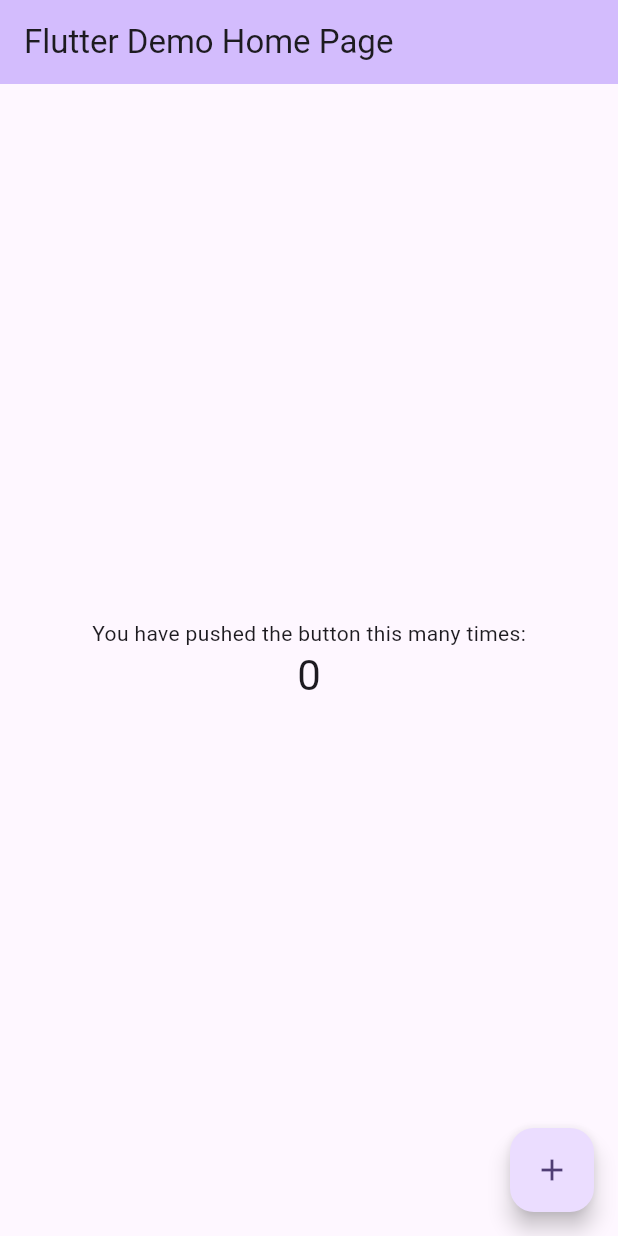
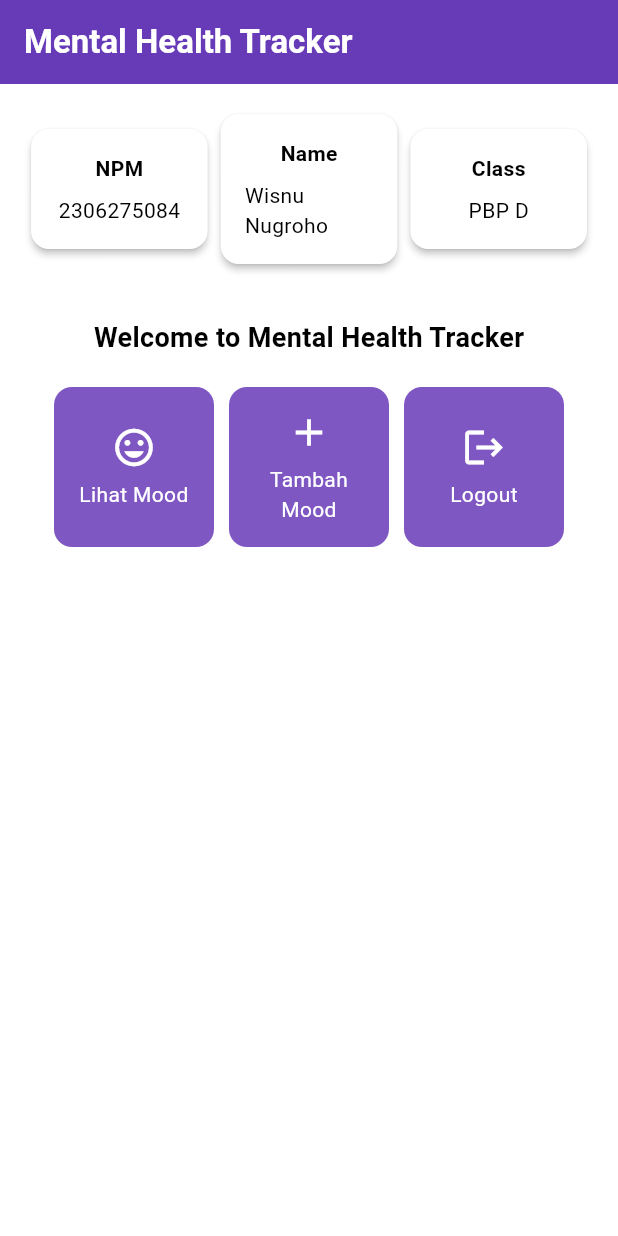
Before and after one commit to wsnugroho/mental-health-tracker-mobile, a Flutter app: the screen it shows after launch, on a phone screen of 412 x 824 dp. Run offline on Flutter 3.47's test engine with Material 3 defaults, Android fonts, the phone set to English and light mode, and no system bars.

Commit message:
feat: tutorial 6

```diff
--- a/lib/main.dart
+++ b/lib/main.dart
@@ -1,4 +1,5 @@
 import 'package:flutter/material.dart';
+import 'package:mental_health_tracker/menu.dart';
 
 void main() {
   runApp(const MyApp());
@@ -28,98 +29,12 @@
         //
         // This works for code too, not just values: Most code changes can be
         // tested with just a hot reload.
-        colorScheme: ColorScheme.fromSeed(seedColor: Colors.deepPurple),
+        colorScheme: ColorScheme.fromSwatch(
+          primarySwatch: Colors.deepPurple,
+        ).copyWith(secondary: Colors.deepPurple[400]),
         useMaterial3: true,
       ),
-      home: const MyHomePage(title: 'Flutter Demo Home Page'),
+      home: MyHomePage(),
     );
   }
 }
-
-class MyHomePage extends StatefulWidget {
-  const MyHomePage({super.key, required this.title});
-
-  // This widget is the home page of your application. It is stateful, meaning
-  // that it has a State object (defined below) that contains fields that affect
-  // how it looks.
-
-  // This class is the configuration for the state. It holds the values (in this
-  // case the title) provided by the parent (in this case the App widget) and
-  // used by the build method of the State. Fields in a Widget subclass are
-  // always marked "final".
-
-  final String title;
-
-  @override
-  State<MyHomePage> createState() => _MyHomePageState();
-}
-
-class _MyHomePageState extends State<MyHomePage> {
-  int _counter = 0;
-
-  void _incrementCounter() {
-    setState(() {
-      // This call to setState tells the Flutter framework that something has
-      // changed in this State, which causes it to rerun the build method below
-      // so that the display can reflect the updated values. If we changed
-      // _counter without calling setState(), then the build method would not be
-      // called again, and so nothing would appear to happen.
-      _counter++;
-    });
-  }
-
-  @override
-  Widget build(BuildContext context) {
-    // This method is rerun every time setState is called, for instance as done
-    // by the _incrementCounter method above.
-    //
-    // The Flutter framework has been optimized to make rerunning build methods
-    // fast, so that you can just rebuild anything that needs updating rather
-    // than having to individually change instances of widgets.
-    return Scaffold(
-      appBar: AppBar(
-        // TRY THIS: Try changing the color here to a specific color (to
-        // Colors.amber, perhaps?) and trigger a hot reload to see the AppBar
-        // change color while the other colors stay the same.
-        backgroundColor: Theme.of(context).colorScheme.inversePrimary,
-        // Here we take the value from the MyHomePage object that was created by
-        // the App.build method, and use it to set our appbar title.
-        title: Text(widget.title),
-      ),
-      body: Center(
-        // Center is a layout widget. It takes a single child and positions it
-        // in the middle of the parent.
-        child: Column(
-          // Column is also a layout widget. It takes a list of children and
-          // arranges them vertically. By default, it sizes itself to fit its
-          // children horizontally, and tries to be as tall as its parent.
-          //
-          // Column has various properties to control how it sizes itself and
-          // how it positions its children. Here we use mainAxisAlignment to
-          // center the children vertically; the main axis here is the vertical
-          // axis because Columns are vertical (the cross axis would be
-          // horizontal).
-          //
-          // TRY THIS: Invoke "debug painting" (choose the "Toggle Debug Paint"
-          // action in the IDE, or press "p" in the console), to see the
-          // wireframe for each widget.
-          mainAxisAlignment: MainAxisAlignment.center,
-          children: <Widget>[
-            const Text(
-              'You have pushed the button this many times:',
-            ),
-            Text(
-              '$_counter',
-              style: Theme.of(context).textTheme.headlineMedium,
-            ),
-          ],
-        ),
-      ),
-      floatingActionButton: FloatingActionButton(
-        onPressed: _incrementCounter,
-        tooltip: 'Increment',
-        child: const Icon(Icons.add),
-      ), // This trailing comma makes auto-formatting nicer for build methods.
-    );
-  }
-}
--- /dev/null
+++ b/lib/menu.dart
@@ -0,0 +1,187 @@
+import 'package:flutter/material.dart';
+
+class MyHomePage extends StatelessWidget {
+  MyHomePage({super.key});
+
+  final String npm = '2306275084'; // NPM
+  final String name = 'Wisnu Nugroho'; // Nama
+  final String className = 'PBP D'; // Kelas
+
+  final List<ItemHomepage> items = [
+    ItemHomepage("Lihat Mood", Icons.mood),
+    ItemHomepage("Tambah Mood", Icons.add),
+    ItemHomepage("Logout", Icons.logout),
+  ];
+
+  @override
+  Widget build(BuildContext context) {
+    // Scaffold menyediakan struktur dasar halaman dengan AppBar dan body.
+    return Scaffold(
+      // AppBar adalah bagian atas halaman yang menampilkan judul.
+      appBar: AppBar(
+        // Judul aplikasi "Mental Health Tracker" dengan teks putih dan tebal.
+        title: const Text(
+          'Mental Health Tracker',
+          style: TextStyle(
+            color: Colors.white,
+            fontWeight: FontWeight.bold,
+          ),
+        ),
+        // Warna latar belakang AppBar diambil dari skema warna tema aplikasi.
+        backgroundColor: Theme.of(context).colorScheme.primary,
+      ),
+      // Body halaman dengan padding di sekelilingnya.
+      body: Padding(
+        padding: const EdgeInsets.all(16.0),
+        // Menyusun widget secara vertikal dalam sebuah kolom.
+        child: Column(
+          crossAxisAlignment: CrossAxisAlignment.center,
+          children: [
+            // Row untuk menampilkan 3 InfoCard secara horizontal.
+            Row(
+              mainAxisAlignment: MainAxisAlignment.spaceEvenly,
+              children: [
+                InfoCard(title: 'NPM', content: npm),
+                InfoCard(title: 'Name', content: name),
+                InfoCard(title: 'Class', content: className),
+              ],
+            ),
+
+            // Memberikan jarak vertikal 16 unit.
+            const SizedBox(height: 16.0),
+
+            // Menempatkan widget berikutnya di tengah halaman.
+            Center(
+              child: Column(
+                // Menyusun teks dan grid item secara vertikal.
+
+                children: [
+                  // Menampilkan teks sambutan dengan gaya tebal dan ukuran 18.
+                  const Padding(
+                    padding: EdgeInsets.only(top: 16.0),
+                    child: Text(
+                      'Welcome to Mental Health Tracker',
+                      style: TextStyle(
+                        fontWeight: FontWeight.bold,
+                        fontSize: 18.0,
+                      ),
+                    ),
+                  ),
+
+                  // Grid untuk menampilkan ItemCard dalam bentuk grid 3 kolom.
+                  GridView.count(
+                    primary: true,
+                    padding: const EdgeInsets.all(20),
+                    crossAxisSpacing: 10,
+                    mainAxisSpacing: 10,
+                    crossAxisCount: 3,
+                    // Agar grid menyesuaikan tinggi kontennya.
+                    shrinkWrap: true,
+
+                    // Menampilkan ItemCard untuk setiap item dalam list items.
+                    children: items.map((ItemHomepage item) {
+                      return ItemCard(item);
+                    }).toList(),
+                  ),
+                ],
+              ),
+            ),
+          ],
+        ),
+      ),
+    );
+  }
+}
+
+class InfoCard extends StatelessWidget {
+  // Kartu informasi yang menampilkan title dan content.
+
+  final String title; // Judul kartu.
+  final String content; // Isi kartu.
+
+  const InfoCard({super.key, required this.title, required this.content});
+
+  @override
+  Widget build(BuildContext context) {
+    return Card(
+      // Membuat kotak kartu dengan bayangan dibawahnya.
+      elevation: 2.0,
+      child: Container(
+        // Mengatur ukuran dan jarak di dalam kartu.
+        width: MediaQuery.of(context).size.width /
+            3.5, // menyesuaikan dengan lebar device yang digunakan.
+        padding: const EdgeInsets.all(16.0),
+        // Menyusun title dan content secara vertikal.
+        child: Column(
+          children: [
+            Text(
+              title,
+              style: const TextStyle(fontWeight: FontWeight.bold),
+            ),
+            const SizedBox(height: 8.0),
+            Text(content),
+          ],
+        ),
+      ),
+    );
+  }
+}
+
+class ItemHomepage {
+  final String name;
+  final IconData icon;
+
+  ItemHomepage(this.name, this.icon);
+}
+
+class ItemCard extends StatelessWidget {
+  // Menampilkan kartu dengan ikon dan nama.
+
+  final ItemHomepage item;
+
+  const ItemCard(this.item, {super.key});
+
+  @override
+  Widget build(BuildContext context) {
+    return Material(
+      // Menentukan warna latar belakang dari tema aplikasi.
+      color: Theme.of(context).colorScheme.secondary,
+      // Membuat sudut kartu melengkung.
+      borderRadius: BorderRadius.circular(12),
+
+      child: InkWell(
+        // Aksi ketika kartu ditekan.
+        onTap: () {
+          // Menampilkan pesan SnackBar saat kartu ditekan.
+          ScaffoldMessenger.of(context)
+            ..hideCurrentSnackBar()
+            ..showSnackBar(SnackBar(
+                content: Text("Kamu telah menekan tombol ${item.name}!")));
+        },
+        // Container untuk menyimpan Icon dan Text
+        child: Container(
+          padding: const EdgeInsets.all(8),
+          child: Center(
+            child: Column(
+              // Menyusun ikon dan teks di tengah kartu.
+              mainAxisAlignment: MainAxisAlignment.center,
+              children: [
+                Icon(
+                  item.icon,
+                  color: Colors.white,
+                  size: 30.0,
+                ),
+                const Padding(padding: EdgeInsets.all(3)),
+                Text(
+                  item.name,
+                  textAlign: TextAlign.center,
+                  style: const TextStyle(color: Colors.white),
+                ),
+              ],
+            ),
+          ),
+        ),
+      ),
+    );
+  }
+}
```
